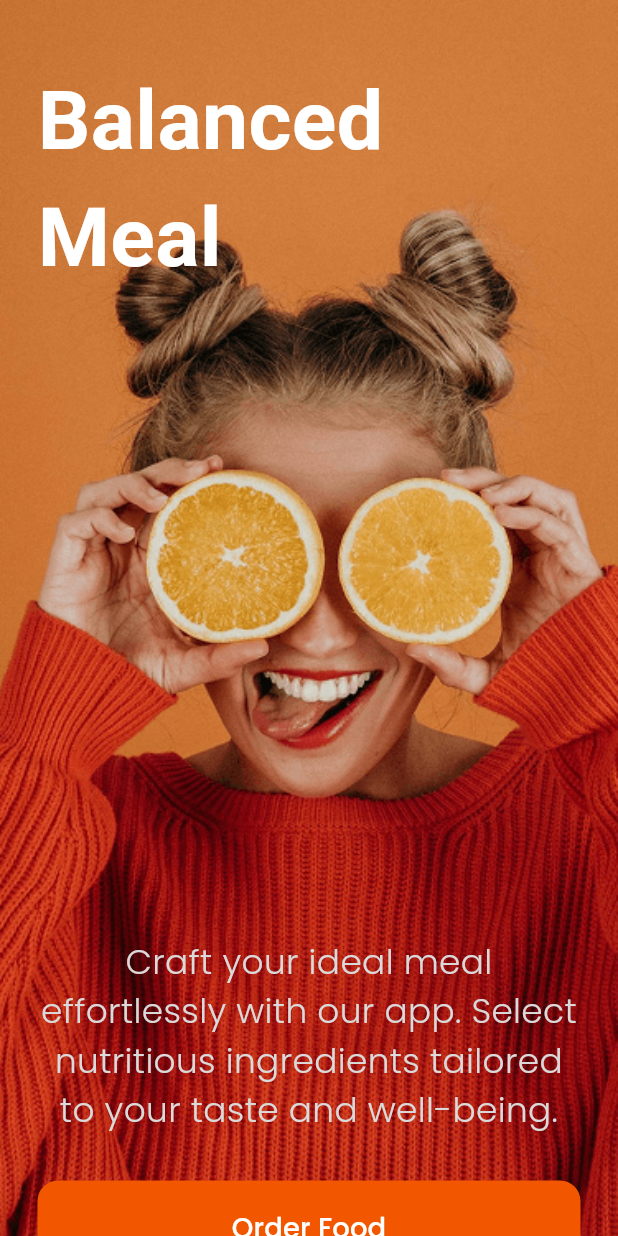
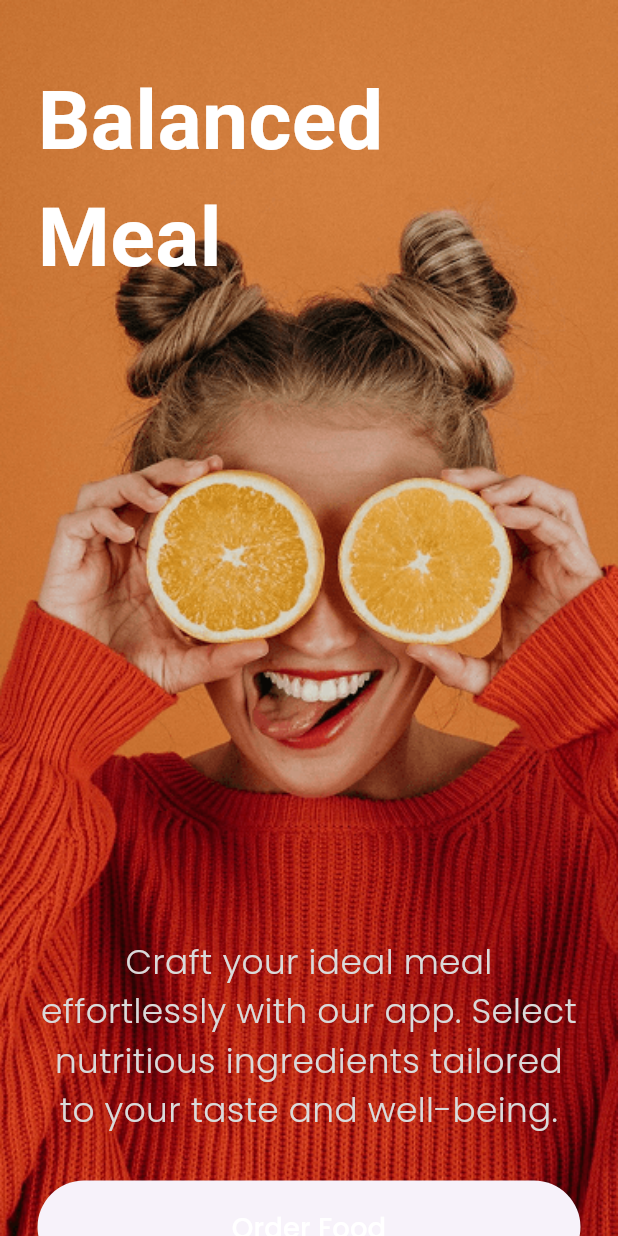
Before and after one commit to Maheresio/Balanced_Meal, a Flutter app: the screen it shows after launch, on a phone screen of 412 x 824 dp. Run offline on Flutter 3.47's test engine with Material 3 defaults, Android fonts, the phone set to English and light mode, and no system bars; our stand-ins replace flutter_screenutil, go_router, google_fonts.

Commit message:
remove redundant button styling in BoardingFooterSection

```diff
--- a/lib/features/boarding/presentation/widgets/boarding_footer_section.dart
+++ b/lib/features/boarding/presentation/widgets/boarding_footer_section.dart
@@ -24,12 +24,6 @@ class BoardingFooterSection extends StatelessWidget {
             width: double.infinity,
             height: 52.h,
             child: ElevatedButton(
-              style: ElevatedButton.styleFrom(
-                backgroundColor: AppColors.kPrimaryColor,
-                shape: RoundedRectangleBorder(
-                  borderRadius: BorderRadius.circular(12.r),
-                ),
-              ),
               onPressed: () {},
               child: Text(
                 AppStrings.kOrderFood,
```
